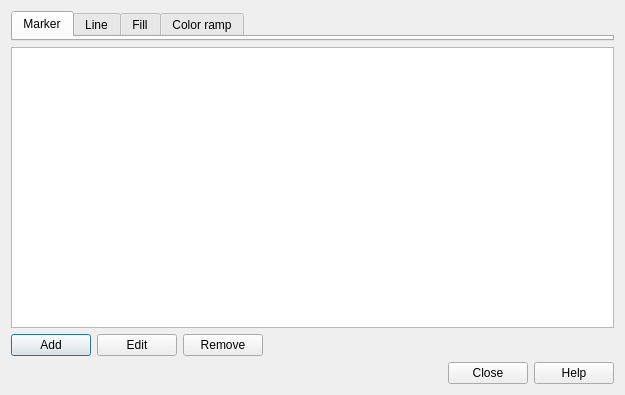
Before: the Qt Designer form qgis/src/ui/qgsstylev2managerdialogbase.ui in sourcepole/qgis, drawn with Qt 5.
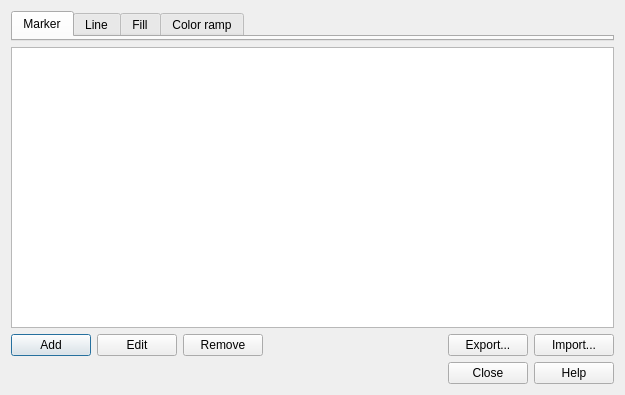
After: the same form once the commit is applied. Icons and pictures are not drawn.

Commit message:
[FEATURE] Export and import of styles (symbology-ng). Contributed by Alex Bruy (#3425)
(finally we have an easy way for sharing of symbols and color ramps!)

Patch:
```diff
--- a/qgis/src/ui/qgsstylev2managerdialogbase.ui
+++ b/qgis/src/ui/qgsstylev2managerdialogbase.ui
@@ -169,6 +169,20 @@
        </property>
       </spacer>
      </item>
+     <item>
+      <widget class="QPushButton" name="btnExportItems">
+       <property name="text">
+        <string>Export...</string>
+       </property>
+      </widget>
+     </item>
+     <item>
+      <widget class="QPushButton" name="btnImportItems">
+       <property name="text">
+        <string>Import...</string>
+       </property>
+      </widget>
+     </item>
     </layout>
    </item>
    <item>
```
Left out of the diff: 1 changed line with no effect on the pictures. The commit also changes 6 other files.
